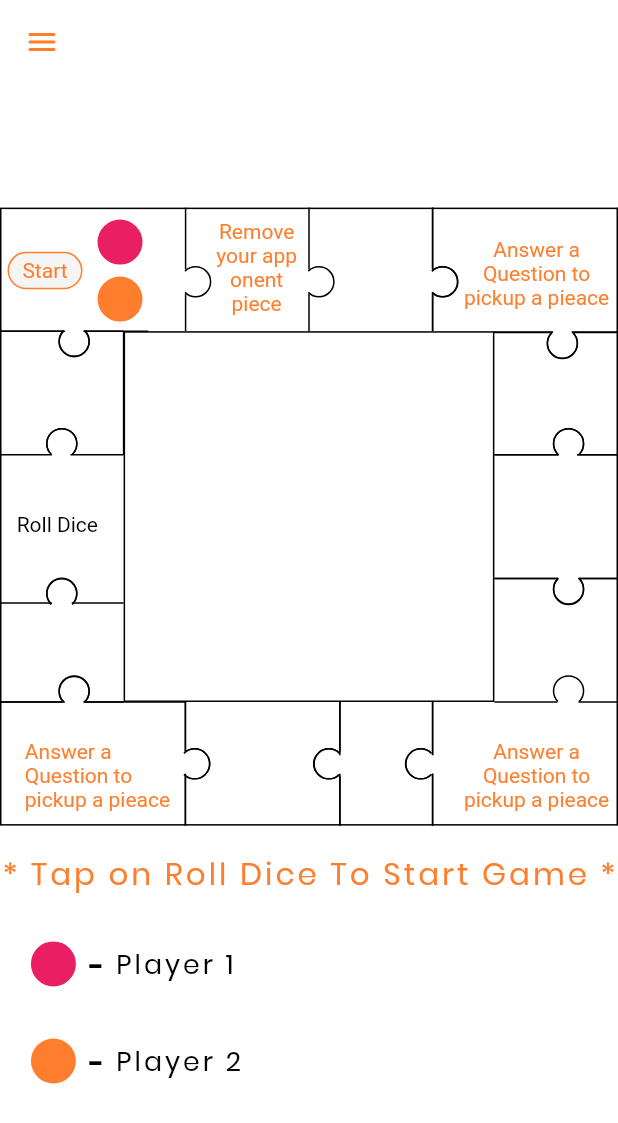
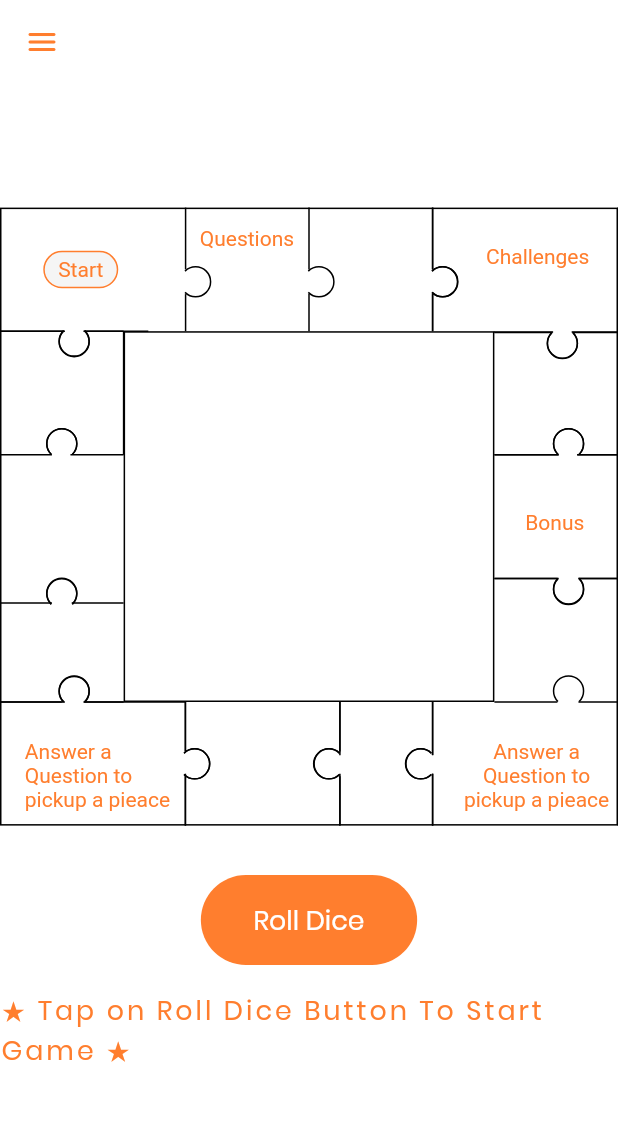
Before and after one commit to Jayfablead/jicksawapp, a Flutter app: the design screen opened directly, on a phone screen of 412 x 824 dp. Shown: the top 1123 px of the screen. Run offline on Flutter 3.47's test engine with Material 2 defaults, Android fonts, the light colour scheme and no system bars; our stand-ins replace cached_network_image, carousel_slider, connectivity, equatable, flip_card, flutter_colorpicker and 7 more; missing offline and left inert: model_viewer_plus, panara_dialogs, shake; accounts and stored records are empty; network calls fail; project files that could hold a hidden picture were left out.

Commit message:
change 26-05

```diff
--- a/lib/const widget.dart
+++ b/lib/const widget.dart
@@ -80,13 +80,13 @@ fontFamily: 'Poppins',
 
 TextStyle primarytxt1 = TextStyle(
   color: primary,
-  fontSize: 15.sp,
+  fontSize: 13.sp,
 fontFamily: 'Poppins',
   letterSpacing: 2,
 );
 
 TextStyle playertxt1 = TextStyle(
-  color: Colors.pink,
+  color: primary,
   fontSize: 13.sp,
 fontFamily: 'Poppins',
   letterSpacing: 2,
--- a/lib/design.dart
+++ b/lib/design.dart
@@ -163,31 +163,7 @@ class _designState extends State<design> with TickerProviderStateMixin {
                           ],
                         ),
                       )),
-                  // Positioned(
-                  //   top: 0.0,
-                  //   left:(marginValue >112 && marginValue < 182)? 112:(marginValue >182 && marginValue < 240)? 182.8:240.0,
-                  //   // bottom: 260.0,
-                  //   child: AnimatedContainer(
-                  //       duration: Duration(milliseconds: 500),
-                  //       curve: Curves.easeInOut,
-                  //       margin: EdgeInsets.fromLTRB(marginValue, 0, 0, 0),
-                  //       child: CustomPaint(
-                  //         painter:(marginValue >112 && marginValue < 182)? JigsawClipper2(
-                  //             (marginValue >112 && marginValue < 182)?Colors.red:Colors.blue
-                  //         ):(marginValue >182 && marginValue < 240)
-                  //             ? JigsawClipper3(
-                  //             (marginValue >182 && marginValue < 240)?Colors.red:Colors.blue
-                  //         ) :JigsawClipper4(
-                  //             (marginValue >182 && marginValue < 240)?Colors.red:Colors.blue
-                  //         ) ,
-                  //         // child: Container(
-                  //         //   height: 50,
-                  //         //   width: 50,
-                  //         //   color: Colors.red,
-                  //         // ),
-                  //       )
-                  //   ),
-                  // ),
+
 
                   //block1
                   Positioned(
@@ -196,20 +172,14 @@ class _designState extends State<design> with TickerProviderStateMixin {
                       // right: 270.0,
                       // bottom: 260.0,
                       child: CustomPaint(
-                        size: Size(300,
-                            400), //You can Replace [WIDTH] with your desired width for Custom Paint and height will be calculated automatically
+                        //You can Replace [WIDTH] with your desired width for Custom Paint and height will be calculated automatically
                         painter: JigsawClipper1(),
-                        child: Container(
+                        child: Container(alignment: Alignment.center,
                           padding:
-                              EdgeInsets.only(left: 5.0, right: 20.0, top: 8.0),
+                              EdgeInsets.all(7.w),
                           // decoration: BoxDecoration(
                           //     border: Border.all(width: 3.0, color: Colors.black)),
                           // color: Colors.blue,
-                          child: Row(
-                            crossAxisAlignment: CrossAxisAlignment.center,
-                            mainAxisAlignment: MainAxisAlignment.center,
-                            children: [
-                              Center(
                           child: Container(
                             height: 25.0,
                             width: 50.0,
@@ -227,35 +197,6 @@ class _designState extends State<design> with TickerProviderStateMixin {
                             ),
                           ),
                         ),
-                              SizedBox(
-                                width: 10.0,
-                              ),
-                              Column(
-                                crossAxisAlignment: CrossAxisAlignment.start,
-                                mainAxisAlignment: MainAxisAlignment.start,
-                                children: [
-                                  Container(
-                                    height: 30.0,
-                                    width: 30.0,
-                                    decoration: BoxDecoration(
-                                        shape: BoxShape.circle,
-                                        color: Colors.pink),
-                                  ),
-                                  SizedBox(
-                                    height: 8.0,
-                                  ),
-                                  Container(
-                                    height: 30.0,
-                                    width: 30.0,
-                                    decoration: BoxDecoration(
-                                        shape: BoxShape.circle,
-                                        color: primary),
-                                  )
-                                ],
-                              )
-                            ],
-                          ),
-                        ),
                       )),
                   // block2
                   Positioned(
@@ -264,11 +205,11 @@ class _designState extends State<design> with TickerProviderStateMixin {
                       // right: 70.w,
                       // bottom: 160.0,
                       child: CustomPaint(
-                        size: Size(200, 300),
+                        size: Size(250, 300),
                         // painter: JigsawClipper2(),
                         child: Container(
                           padding:
-                              EdgeInsets.only(top: 1.h, left: 20.0, right: 5.0),
+                              EdgeInsets.only(top: 1.5.h, left: 1.5.w, right: 1.w),
                           alignment: Alignment.center,
                           // height: 100,
                           width: 80,
@@ -280,7 +221,7 @@ class _designState extends State<design> with TickerProviderStateMixin {
                           // ),
                           child: Center(
                               child: Text(
-                            "Remove your apponent piece",
+                            "Questions",
                             maxLines: 4,
                             overflow: TextOverflow.ellipsis,
                             textAlign: TextAlign.center,
@@ -308,7 +249,7 @@ class _designState extends State<design> with TickerProviderStateMixin {
                       painter: JigsawClipper4(),
                       child: Container(
                         padding:
-                            EdgeInsets.only(top: 20.0, left: 20.0, right: 5.0),
+                            EdgeInsets.only(top: 3.h, left: 5.w, right: 1.w),
                         alignment: Alignment.center,
                         // height: 100,
                         // width:80,
@@ -319,7 +260,7 @@ class _designState extends State<design> with TickerProviderStateMixin {
                         // ),
                         child: Center(
                             child: Text(
-                          "Answer a Question to pickup a pieace",
+                          "Challenges",
                           textAlign: TextAlign.center,
                           style: TextStyle(color: primary),
                         )),
@@ -335,15 +276,26 @@ class _designState extends State<design> with TickerProviderStateMixin {
                       top: 20.w,
                       child: CustomPaint(
                         painter: JigsawClipper5(),
+
                       )),
                   //block6
                   Positioned(
-                      bottom: 0.0,
+                      bottom: 22.h,
                       left: 80.w,
                       // right: 270.0,
                       top: 40.w,
                       child: CustomPaint(
                         painter: JigsawClipper6(),
+                        child: Container(
+                          padding:
+                          EdgeInsets.only(top: 3.h, left: 5.w, right: 1.w),
+                          child: Center(
+                              child: Text(
+                                "Bonus",
+                                textAlign: TextAlign.center,
+                                style: TextStyle(color: primary),
+                              )),
+                        ),
                       )),
                   // block7
                   Positioned(
@@ -480,38 +432,7 @@ class _designState extends State<design> with TickerProviderStateMixin {
                     child: CustomPaint(
                       painter: JigsawClipper13(),
                       child: Container(
-                          padding: EdgeInsets.only(top: 1.h, left: 2.7.w),
-                          // height: 120,
-                          // width:100,
-
-                          // ),
-                          child: Column(
-                            crossAxisAlignment: CrossAxisAlignment.center,
-                            mainAxisAlignment: MainAxisAlignment.center,
-                            children: [
-                              SizedBox(height: 3.7.h),
-                              GestureDetector(
-                                onTap: () {
-                                  setState(() {
-                                    _showImage = true;
-                                  });
-                                  _animationController!.reset();
-                                  _animationController!.forward();
-                                  Timer(const Duration(seconds: 3), () {
-                                    setState(() {
-                                      _value = Random().nextInt(6) + 1;
-                                      print(_value);
-                                      _showImage = false;
-                                    });
-                                  });
-                                },
-                                child: Text(
-                                  (_value == 0) ? 'Roll Dice' : "Roll again",
-                                  style: TextStyle(color: Colors.black),
                          ),
-                              ),
-                            ],
-                          )),
                     ),
                   ),
                   //block 14
@@ -537,90 +458,64 @@ class _designState extends State<design> with TickerProviderStateMixin {
               SizedBox(
                 height: 2.h,
               ),
+
+              Row(mainAxisAlignment: MainAxisAlignment.center,
+                children: [
+                  InkWell(
+                    onTap: () {setState(() {
+                      _showImage = true;
+                    });
+                    _animationController!.reset();
+                    _animationController!.forward();
+                    Timer(const Duration(seconds: 3), () {
+                      setState(() {
+                        _value = Random().nextInt(6) + 1;
+                        print(_value);
+                        _showImage = false;
+                      });
+                    });},
+                    child: Container(
+                      alignment: Alignment.center,
+                      width: 35.w,
+                      margin: EdgeInsets.only(top: 2.h),
+                      decoration: BoxDecoration(
+
+                          borderRadius: BorderRadius.circular(90),
+                          color: primary),
+                      padding: EdgeInsets.all(2.h),
+                      child:Text(
+                        (_value == 0) ? 'Roll Dice' : "Roll again",
+                        style: TextStyle(
+                          fontSize: 13.sp,
+                          color: Colors.white,
+
+                          fontFamily: 'Poppins',
+                        ),
+                      ),
+                    ),
+                  ),
+                ],
+              ),
+              SizedBox(
+                height: 2.h,
+              ),
               (_value == 0)
                   ? Align(
                   alignment: Alignment.center,
                   child: Text(
-                        '* Tap on Roll Dice To Start Game *',
+                    '★ Tap on Roll Dice Button To Start Game ★',
                     style: primarytxt1,
                   ))
                   : Align(
                   alignment: Alignment.center,
                   child: Text(
-                        'Player 1 - Has To Run ${_value} times',
+                    'Run ${_value} times',
                     style: playertxt1,
                   )),
               SizedBox(
                 height: 3.h,
               ),
-              Padding(
-                padding: EdgeInsets.symmetric(horizontal: 5.w),
-                child: Column(
-                  mainAxisAlignment: MainAxisAlignment.start,
-                  children: [
-                    Row(
-                      mainAxisAlignment: MainAxisAlignment.start,
-                      crossAxisAlignment: CrossAxisAlignment.center,
-                      children: [
-                        Container(
-                          height: 30.0,
-                          width: 30.0,
-                          decoration: BoxDecoration(
-                              shape: BoxShape.circle, color: Colors.pink),
-                        ),
-                        SizedBox(
-                          width: 2.w,
-                        ),
-                        Text(
-                          '-',
-                          style:
-                              TextStyle(color: Colors.black, fontSize: 25.sp),
-                        ),
-                        SizedBox(
-                          width: 2.w,
-                        ),
-                        Text(
-                          'Player 1',
-                          style: mainstyle1,
-                        ),
-                        // SizedBox(width: 2.w,),
-                        // (_value == 0)?Container():Text('You Have to Run : ${_value.toString()} times',style: secondarytxt,),
-                      ],
-                    ),
-                    SizedBox(
-                      height: 3.h,
-                    ),
-                    Row(
-                      mainAxisAlignment: MainAxisAlignment.start,
-                      crossAxisAlignment: CrossAxisAlignment.center,
-                      children: [
-                        Container(
-                          height: 30.0,
-                          width: 30.0,
-                          decoration: BoxDecoration(
-                              shape: BoxShape.circle,
-                              color: primary),
-                        ),
-                        SizedBox(
-                          width: 2.w,
-                        ),
-                        Text(
-                          '-',
-                          style:
-                              TextStyle(color: Colors.black, fontSize: 25.sp),
-                        ),
-                        SizedBox(
-                          width: 2.w,
-                        ),
-                        Text(
-                          'Player 2',
-                          style: mainstyle1,
-                        ),
-                      ],
-                    )
-                  ],
-                ),
-              ),
+
             ],
           ),
         ));
--- a/lib/main.dart
+++ b/lib/main.dart
@@ -2,6 +2,7 @@ import 'package:flutter/material.dart';
 import 'package:get/get_navigation/src/root/get_material_app.dart';
 import 'package:jicksaw/Provider/authprovider.dart';
 import 'package:jicksaw/Screen/splashscreen.dart';
+import 'package:jicksaw/design.dart';
 import 'package:jicksaw/jigsaw.dart';
 import 'package:provider/provider.dart';
 import 'package:sizer/sizer.dart';
@@ -33,7 +34,7 @@ class MyApp extends StatelessWidget {
             ),
 
 
-            home: const SplashScreen()),
+            home: const design()),
       );
     });
   }
```
Lines whose indentation alone changed are shown as unchanged.
